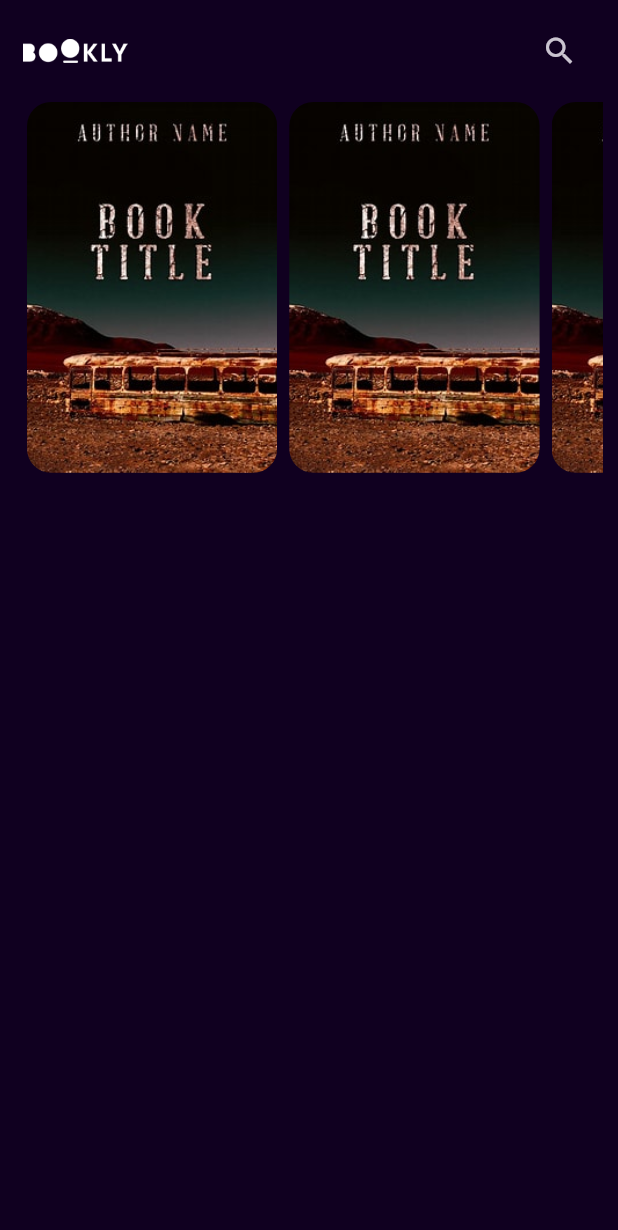
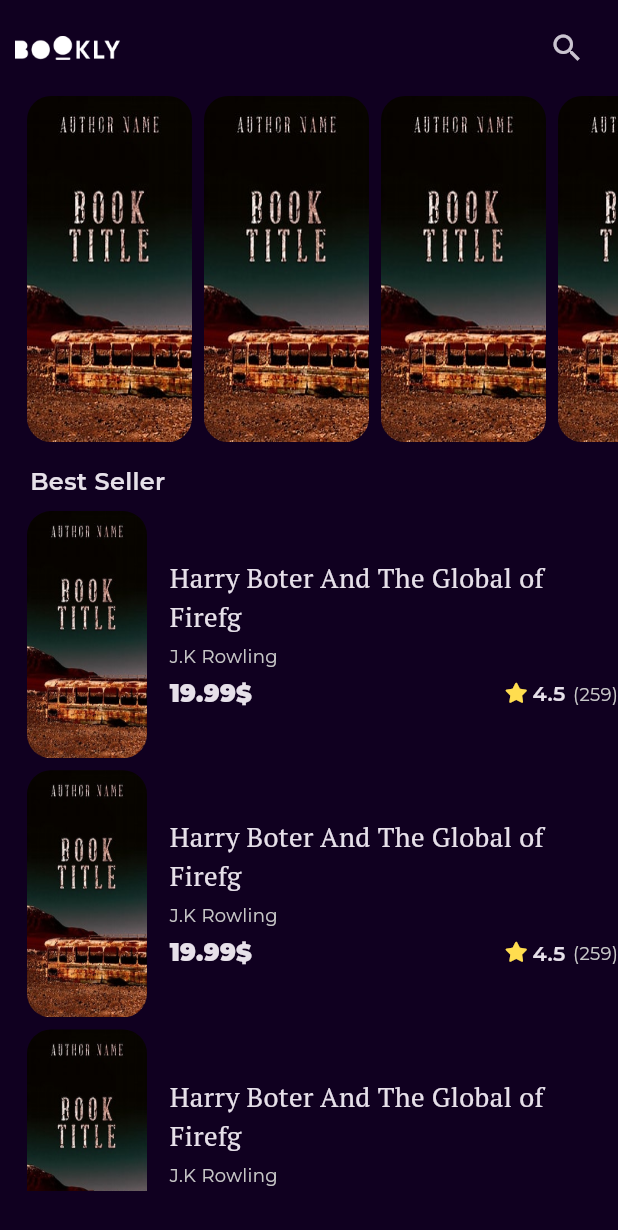
Before and after one commit to marwa-elmasry1/Bookly, a Flutter app: the screen it shows after launch, on a phone screen of 412 x 824 dp. Shown: the top 1230 px of the screen. Run offline on Flutter 3.47's test engine with Material 3 defaults, Android fonts, the phone set to English and light mode, and no system bars; our stand-ins replace font_awesome_flutter, get, google_fonts.

Commit message:
Home Done

```diff
--- a/lib/core/utils/constants.dart
+++ b/lib/core/utils/constants.dart
@@ -2,3 +2,4 @@ import 'package:flutter/material.dart';
 const Color kPrimaryColor = Color(0xff100020);
 const String logo = 'assets/images/Logo.png';
 const String test = 'assets/images/test.png';
+const String kFontFamily = 'PTSerif';
--- /dev/null
+++ b/lib/core/utils/styles.dart
@@ -0,0 +1,27 @@
+import 'package:bookly/core/utils/constants.dart';
+import 'package:flutter/cupertino.dart';
+
+abstract class Styles{
+
+    static const textStyle12 = TextStyle(
+    fontSize:12.0,
+    fontWeight: FontWeight.normal,
+    color: Color.fromARGB(255, 200, 200, 200)
+  );
+    static const textStyle14 = TextStyle(
+    fontSize:14.0,
+    fontWeight: FontWeight.w600,
+
+  );
+    static const textStyle16 = TextStyle(
+    fontSize:16.0,
+    fontWeight: FontWeight.w600,
+
+  );
+  static const textStyle18 = TextStyle(
+    fontSize:18.0,
+    fontWeight: FontWeight.w500,
+    fontFamily: kFontFamily
+  );
+
+}
--- /dev/null
+++ b/lib/core/widgets/rating.dart
@@ -0,0 +1,24 @@
+import 'package:bookly/core/utils/styles.dart';
+import 'package:flutter/material.dart';
+import 'package:font_awesome_flutter/font_awesome_flutter.dart';
+
+class Rating extends StatelessWidget {
+  const Rating({super.key});
+
+  @override
+  Widget build(BuildContext context) {
+    return Row(
+      children: [
+        Icon(FontAwesomeIcons.solidStar,
+        color: Color(0xffFFDD4F),
+        size: 13,
+        ),
+        Padding(
+          padding: const EdgeInsets.symmetric(horizontal: 5.0),
+          child: Text('4.5',style: Styles.textStyle14,),
+        ),
+        Text('(259)',style: Styles.textStyle12,)
+      ],
+    );
+  }
+}
--- /dev/null
+++ b/lib/features/home_screen/presentation/views/widgets/best_seller_list_view.dart
@@ -0,0 +1,24 @@
+import 'package:bookly/features/home_screen/presentation/views/widgets/best_seller_list_view_item.dart';
+import 'package:flutter/material.dart';
+
+class BestSellerListView extends StatelessWidget {
+  const BestSellerListView({super.key});
+
+  @override
+  Widget build(BuildContext context) {
+    return Padding(
+      padding: const EdgeInsets.only(left: 10.0),
+      child: SizedBox(
+        height: MediaQuery.of(context).size.height* 0.56,
+        child: ListView.builder(
+          itemCount: 7,
+          itemBuilder: (context,index){
+          return Padding(
+            padding: const EdgeInsets.only(top: 8.0),
+            child: BestSellerListViewItem(),
+          );
+        }),
+      ),
+    );
+  }
+}
--- /dev/null
+++ b/lib/features/home_screen/presentation/views/widgets/best_seller_list_view_item.dart
@@ -0,0 +1,44 @@
+import 'package:bookly/core/utils/styles.dart';
+import 'package:bookly/core/widgets/rating.dart';
+import 'package:bookly/features/home_screen/presentation/views/widgets/custom_list_view_item.dart';
+import 'package:flutter/material.dart';
+
+class BestSellerListViewItem extends StatelessWidget {
+  const BestSellerListViewItem({super.key});
+
+  @override
+  Widget build(BuildContext context) {
+    return Row(
+      children: [
+    CustomListViewItem(
+      height: MediaQuery.of(context).size.height * 0.2,
+       padding: const EdgeInsets.only(left: 8.0,right: 15), width: 80,),
+    Expanded(
+      child: Column(
+        crossAxisAlignment: CrossAxisAlignment.start,
+        children: [
+          Text(
+            'Harry Boter And The Global of Firefg',
+            maxLines: 2,
+            overflow: TextOverflow.ellipsis,
+            style: Styles.textStyle18,),
+              Padding(
+                padding: const EdgeInsets.symmetric(vertical: 5.0),
+                child: Text(
+                'J.K Rowling',
+                style: Styles.textStyle12,),
+              ),
+              Row(
+                mainAxisAlignment: MainAxisAlignment.spaceBetween,
+                children: [
+                  Text('19.99\$',style: Styles.textStyle16.copyWith(fontWeight: FontWeight.w900)),
+                  Rating(),
+                ],
+              ),
+        ],
+      ),
+    )
+      ],
+    );
+  }
+}
--- a/lib/features/home_screen/presentation/views/widgets/custom_app_bar.dart
+++ b/lib/features/home_screen/presentation/views/widgets/custom_app_bar.dart
@@ -7,7 +7,7 @@ class CustomAppBar extends StatelessWidget {
   @override
   Widget build(BuildContext context) {
     return Padding(
-      padding: const EdgeInsets.symmetric(horizontal: 15.0,vertical: 10),
+      padding: const EdgeInsets.symmetric(horizontal: 10.0,vertical: 8),
       child: Row(
         mainAxisAlignment: MainAxisAlignment.spaceBetween,
         children: [
--- a/lib/features/home_screen/presentation/views/widgets/custom_list_view_item.dart
+++ b/lib/features/home_screen/presentation/views/widgets/custom_list_view_item.dart
@@ -2,14 +2,19 @@ import 'package:bookly/core/utils/constants.dart';
 import 'package:flutter/material.dart';
 
 class CustomListViewItem extends StatelessWidget {
-  const CustomListViewItem ({super.key});
+  const CustomListViewItem ({super.key, required this.height, required this.padding, required this.width});
+
+  final double height;
+  final double width;
+  final EdgeInsets padding;
 
   @override
   Widget build(BuildContext context) {
     return Padding(
-      padding: const EdgeInsets.only(left: 8.0),
+      padding: padding,
       child: SizedBox(
-        height: MediaQuery.of(context).size.height * 0.3,
+        height: height,
+        width: width,
         child: AspectRatio(
           aspectRatio: 2.7/4,
           child: Container(
--- a/lib/features/home_screen/presentation/views/widgets/feature_books_list_view.dart
+++ b/lib/features/home_screen/presentation/views/widgets/feature_books_list_view.dart
@@ -8,14 +8,17 @@ class FeatureBooksListView extends StatelessWidget {
   @override
   Widget build(BuildContext context) {
     return Padding(
-      padding: const EdgeInsets.symmetric(horizontal: 10.0),
+      padding: const EdgeInsets.only(left: 10.0),
       child: SizedBox(
-        height: MediaQuery.of(context).size.height * 0.3,
+        height: MediaQuery.of(context).size.height * 0.28,
         child: ListView.builder(
           itemCount: 7,
           scrollDirection: Axis.horizontal,
           itemBuilder: (context, index){
-          return  CustomListViewItem();
+          return  CustomListViewItem(
+            width: 110,
+            height: MediaQuery.of(context).size.height * 0.3,
+           padding: const EdgeInsets.only(left: 8.0),);
         }),
       ),
     );
--- a/lib/features/home_screen/presentation/views/widgets/home_view_body.dart
+++ b/lib/features/home_screen/presentation/views/widgets/home_view_body.dart
@@ -1,3 +1,5 @@
+import 'package:bookly/core/utils/styles.dart';
+import 'package:bookly/features/home_screen/presentation/views/widgets/best_seller_list_view.dart';
 import 'package:bookly/features/home_screen/presentation/views/widgets/custom_app_bar.dart';
 import 'package:bookly/features/home_screen/presentation/views/widgets/feature_books_list_view.dart';
 import 'package:flutter/material.dart';
@@ -7,9 +9,17 @@ class HomeViewBody extends StatelessWidget {
 
   @override
   Widget build(BuildContext context) {
-    return Column(children: [
+    return Column(
+      crossAxisAlignment: CrossAxisAlignment.start,
+      children: [
       CustomAppBar(),
-      FeatureBooksListView()
+      FeatureBooksListView(),
+       Padding(
+         padding: const EdgeInsets.only(left: 20.0, top: 15),
+         child: Text('Best Seller',style: Styles.textStyle16),
+       ),
+       BestSellerListView(),
+
       ]);
   }
 }
--- a/lib/main.dart
+++ b/lib/main.dart
@@ -3,6 +3,7 @@ import 'package:bookly/features/home_screen/presentation/views/home_view.dart';
 import 'package:bookly/features/splash_screen/presentation/views/splash_view.dart';
 import'package:flutter/material.dart';
 import 'package:get/get_navigation/src/root/get_material_app.dart';
+import 'package:google_fonts/google_fonts.dart';
 
 void main(){
   runApp(Bookly());
@@ -15,7 +16,8 @@ class Bookly extends StatelessWidget {
   Widget build(BuildContext context) {
     return GetMaterialApp(
       debugShowCheckedModeBanner: false,
-      theme: ThemeData.dark().copyWith(scaffoldBackgroundColor:kPrimaryColor),
+      theme: ThemeData.dark().copyWith(scaffoldBackgroundColor:kPrimaryColor,
+      textTheme: GoogleFonts.montserratTextTheme(ThemeData.dark().textTheme)),
       home: HomeView(),
     );
   }
```
Also changed, not shown: pubspec.yaml (+7 -5 lines), assets/fonts/PTSerif-Regular.ttf (added), pubspec.lock, 2 other files.
